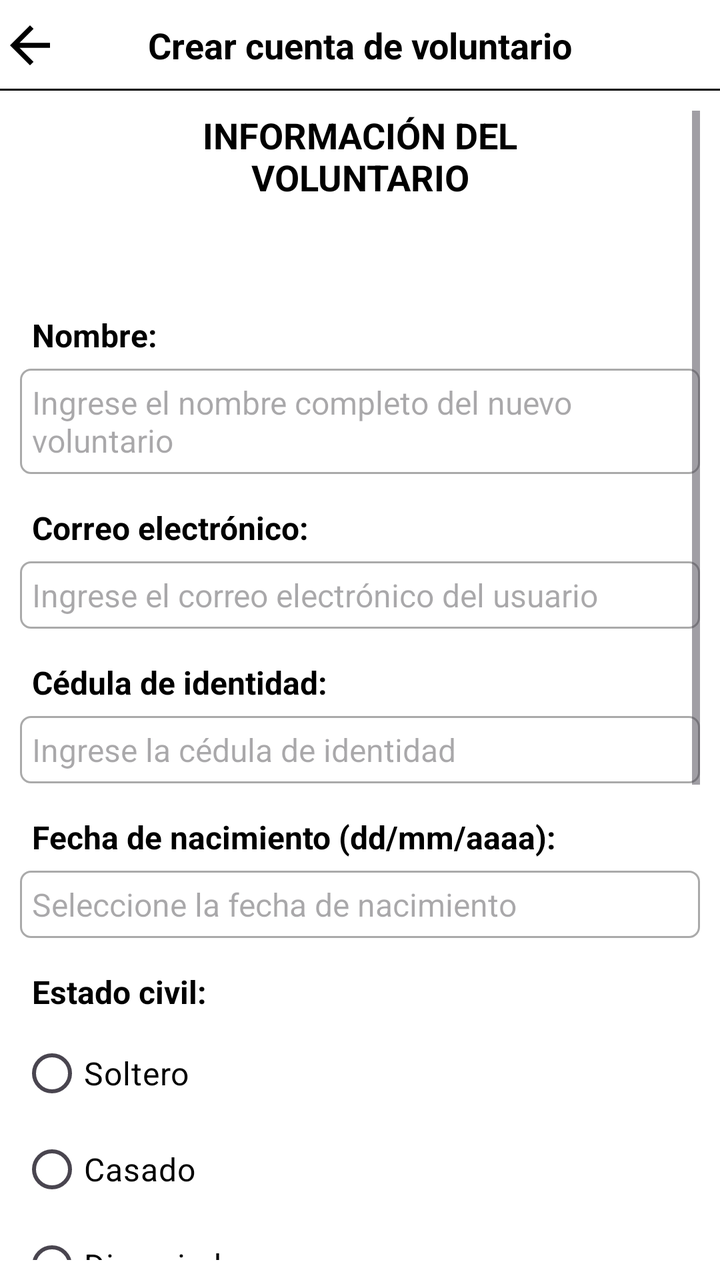
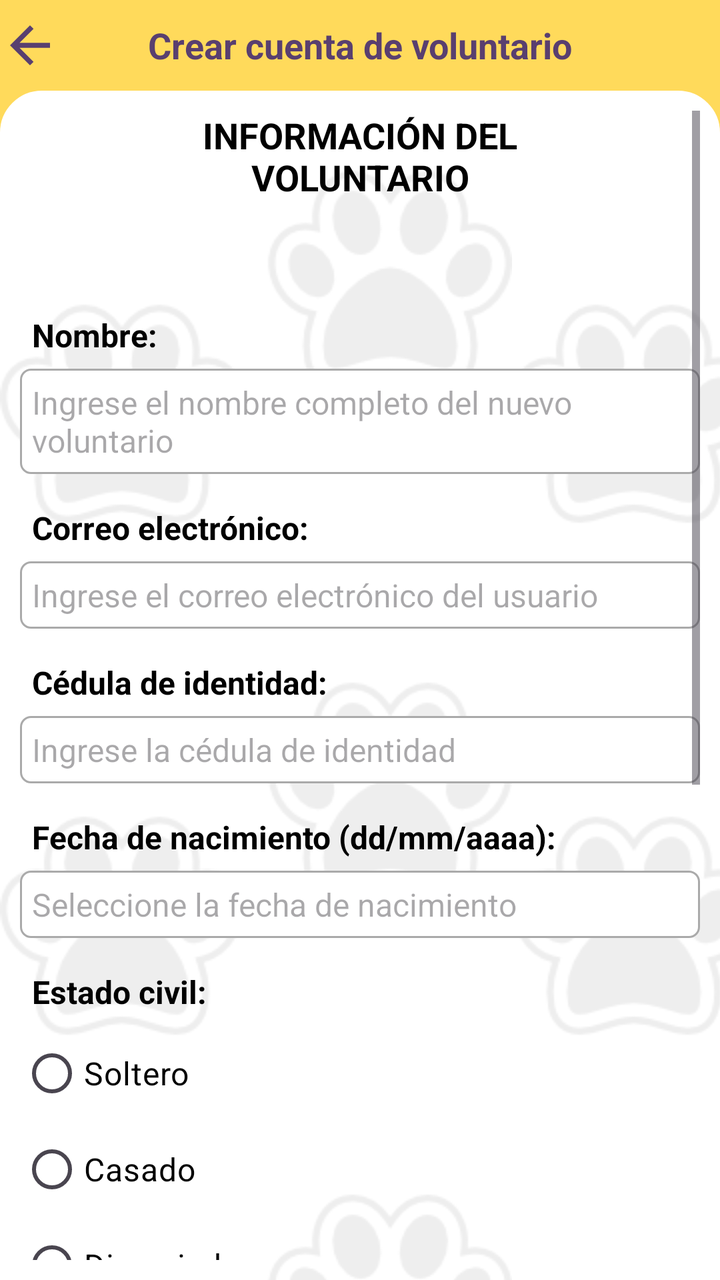

Screens rendered from an Android XML layout before and after an edit, with the pre-edit source and the edit as a unified diff.
<!-- AndroidManifest.xml: application theme Theme.TIC_PV -->
<!-- res/layout/activity_crear_voluntario.xml -->
<?xml version="1.0" encoding="utf-8"?>
<RelativeLayout xmlns:android="http://schemas.android.com/apk/res/android"
    xmlns:app="http://schemas.android.com/apk/res-auto"
    xmlns:tools="http://schemas.android.com/tools"
    android:id="@+id/main"
    android:layout_width="match_parent"
    android:layout_height="match_parent"
    android:background="@color/white"
    android:fitsSystemWindows="true"
    android:fillViewport="true"
    tools:context=".Vista.CrearVoluntarioActivity">

    <RelativeLayout
        android:layout_width="match_parent"
        android:layout_height="wrap_content"
        android:id="@+id/lYSuperiorCrearVoluntario"
        android:background="@color/white"
        android:orientation="horizontal">

        <ImageView
            android:layout_width="30dp"
            android:layout_height="30dp"
            android:id="@+id/iVRegresarCrearVoluntario"
            android:layout_centerVertical="true"
            android:foreground="?android:attr/selectableItemBackgroundBorderless"
            android:background="@drawable/ic_retroceder"
            android:clickable="true"
            android:backgroundTint="@color/black"/>

        <TextView
            android:layout_width="match_parent"
            android:layout_height="wrap_content"
            android:id="@+id/tVTituloCrearVoluntario"
            android:textSize="18sp"
            android:layout_centerVertical="true"
            android:textAlignment="center"
            android:textStyle="bold"
            android:textColor="@color/black"
            android:text="Crear cuenta de voluntario"/>

        <View
            android:id="@+id/viewTituloCrearCuenta"
            android:layout_width="match_parent"
            android:layout_height="1dp"
            android:layout_marginTop="20dp"
            android:layout_below="@+id/tVTituloCrearVoluntario"
            android:background="@color/black" />

    </RelativeLayout>

    <FrameLayout
        android:layout_width="match_parent"
        android:layout_height="match_parent"
        android:padding="10dp"
        android:layout_below="@id/lYSuperiorCrearVoluntario">

        <ScrollView
            android:layout_width="match_parent"
            android:layout_height="match_parent"
            android:id="@+id/scrollCrearVoluntario">

            <RelativeLayout
                android:layout_width="match_parent"
                android:layout_height="wrap_content">

                <TextView
                    android:id="@+id/tvEncabezadoCrearVoluntario"
                    android:layout_width="match_parent"
                    android:layout_height="wrap_content"
                    android:text="INFORMACIÓN DEL\nVOLUNTARIO"
                    android:textAlignment="center"
                    android:textColor="@color/black"
                    android:textAppearance="@style/TextAppearance.AppCompat.Medium"
                    android:textStyle="bold" />

                <TextView
                    android:id="@+id/tvNombreVoluntario"
                    android:layout_width="match_parent"
                    android:layout_height="wrap_content"
                    android:layout_below="@id/tvEncabezadoCrearVoluntario"
                    android:layout_marginTop="50dp"
                    android:padding="6dp"
                    android:text="Nombre:"
                    android:textColor="@color/black"
                    android:textStyle="bold"
                    android:textSize="16sp" />

                <EditText
                    android:id="@+id/etNombreVoluntario"
                    android:layout_width="match_parent"
                    android:layout_height="wrap_content"
                    android:layout_below="@id/tvNombreVoluntario"
                    android:ems="10"
                    android:hint="Ingrese el nombre completo del nuevo voluntario"
                    android:inputType="text|textPersonName"
                    android:padding="6dp"
                    android:textSize="16sp"
                    android:maxLength="50"
                    android:digits="abcdefghijklmnopqrstuvwxyzABCDEFGHIJKLMNOPQRSTUVWXYZáéíóúÁÉÍÓÚñÑ "
                    android:background="@drawable/border"/>

                <TextView
                    android:id="@+id/tvCorreoVoluntario"
                    android:layout_width="match_parent"
                    android:layout_height="wrap_content"
                    android:layout_below="@id/etNombreVoluntario"
                    android:layout_marginTop="10dp"
                    android:padding="6dp"
                    android:text="Correo electrónico:"
                    android:textColor="@color/black"
                    android:textStyle="bold"
                    android:textSize="16sp" />

                <EditText
                    android:id="@+id/etCorreoVoluntario"
                    android:layout_width="match_parent"
                    android:layout_height="wrap_content"
                    android:layout_below="@id/tvCorreoVoluntario"
                    android:background="@drawable/border"
                    android:ems="10"
                    android:hint="Ingrese el correo electrónico del usuario"
                    android:inputType="text|textWebEmailAddress"
                    android:padding="6dp"
                    android:textSize="16sp" />

                <TextView
                    android:id="@+id/tVErrorCorreoVoluntario"
                    android:layout_width="match_parent"
                    android:layout_height="wrap_content"
                    android:layout_below="@id/etCorreoVoluntario"
                    android:text="* Por favor, ingrese un correo válido"
                    android:textStyle="italic"
                    android:visibility="gone"
                    android:textColor="@android:color/holo_red_light"/>

                <TextView
                    android:id="@+id/tvCedulaVoluntario"
                    android:layout_width="match_parent"
                    android:layout_height="wrap_content"
                    android:layout_below="@id/tVErrorCorreoVoluntario"
                    android:layout_marginTop="10dp"
                    android:padding="6dp"
                    android:text="Cédula de identidad:"
                    android:textColor="@color/black"
                    android:textStyle="bold"
                    android:textSize="16sp" />

                <EditText
                    android:id="@+id/etCedulaVoluntario"
                    android:layout_width="match_parent"
                    android:layout_height="wrap_content"
                    android:layout_below="@id/tvCedulaVoluntario"
                    android:background="@drawable/border"
                    android:ems="10"
                    android:hint="Ingrese la cédula de identidad"
                    android:inputType="number"
                    android:padding="6dp"
                    android:maxLength="10"
                    android:textSize="16sp" />

                <TextView
                    android:id="@+id/tVErrorCedulaVoluntario"
                    android:layout_width="match_parent"
                    android:layout_height="wrap_content"
                    android:layout_below="@id/etCedulaVoluntario"
                    android:text="* Por favor, ingrese una cédula válida"
                    android:textStyle="italic"
                    android:visibility="gone"
                    android:textColor="@android:color/holo_red_light"/>

                <TextView
                    android:id="@+id/tvFechaNacVoluntario"
                    android:layout_width="match_parent"
                    android:layout_height="wrap_content"
                    android:layout_below="@id/tVErrorCedulaVoluntario"
                    android:layout_marginTop="10dp"
                    android:padding="6dp"
                    android:text="Fecha de nacimiento (dd/mm/aaaa):"
                    android:focusable="true"
                    android:focusableInTouchMode="true"
                    android:textColor="@color/black"
                    android:textStyle="bold"
                    android:textSize="16sp" />

                <EditText
                    android:id="@+id/etFechaNacVoluntario"
                    android:layout_width="match_parent"
                    android:layout_height="wrap_content"
                    android:layout_below="@id/tvFechaNacVoluntario"
                    android:background="@drawable/border"
                    android:ems="10"
                    android:hint="Seleccione la fecha de nacimiento"
                    android:inputType="datetime|date"
                    android:focusable="false"
                    android:padding="6dp"
                    android:textSize="16sp" />

                <TextView
                    android:id="@+id/tvEstadoCivVoluntario"
                    android:layout_width="match_parent"
                    android:layout_height="wrap_content"
                    android:layout_below="@id/etFechaNacVoluntario"
                    android:layout_marginTop="10dp"
                    android:padding="6dp"
                    android:text="Estado civil:"
                    android:focusable="true"
                    android:focusableInTouchMode="true"
                    android:textColor="@color/black"
                    android:textStyle="bold"
                    android:textSize="16sp" />

                <RadioGroup
                    android:id="@+id/rgEstCivOpsVoluntario"
                    android:layout_width="match_parent"
                    android:layout_height="wrap_content"
                    android:layout_below="@id/tvEstadoCivVoluntario"
                    android:orientation="vertical">

                    <RadioButton
                        android:id="@+id/rbOpcionSoltero"
                        android:layout_width="match_parent"
                        android:layout_height="wrap_content"
                        android:layout_weight="1"
                        android:text="Soltero"
                        android:textColor="@color/black"
                        android:textSize="16sp" />

                    <RadioButton
                        android:id="@+id/rbOpcionCasado"
                        android:layout_width="match_parent"
                        android:layout_height="wrap_content"
                        android:layout_weight="1"
                        android:text="Casado"
                        android:textColor="@color/black"
                        android:textSize="16sp" />

                    <RadioButton
                        android:id="@+id/rbOpcionDivorciado"
                        android:layout_width="match_parent"
                        android:layout_height="wrap_content"
                        android:layout_weight="1"
                        android:text="Divorciado"
                        android:textColor="@color/black"
                        android:textSize="16sp" />

                    <RadioButton
                        android:id="@+id/rbOpcionViudo"
                        android:layout_width="match_parent"
                        android:layout_height="wrap_content"
                        android:layout_weight="1"
                        android:text="Viudo"
                        android:textColor="@color/black"
                        android:textSize="16sp" />

                    <RadioButton
                        android:id="@+id/rbOpcionUnion"
                        android:layout_width="match_parent"
                        android:layout_height="wrap_content"
                        android:layout_weight="1"
                        android:text="Unión de hecho"
                        android:textColor="@color/black"
                        android:textSize="16sp" />
                </RadioGroup>

                <TextView
                    android:id="@+id/tvOcupacionVoluntario"
                    android:layout_width="match_parent"
                    android:layout_height="wrap_content"
                    android:layout_below="@id/rgEstCivOpsVoluntario"
                    android:layout_marginTop="10dp"
                    android:padding="6dp"
                    android:text="Profesión/ocupación:"
                    android:textColor="@color/black"
                    android:textStyle="bold"
                    android:textSize="16sp" />

                <EditText
                    android:id="@+id/etOcupacionVoluntario"
                    android:layout_width="match_parent"
                    android:layout_height="wrap_content"
                    android:layout_below="@id/tvOcupacionVoluntario"
                    android:background="@drawable/border"
                    android:ems="10"
                    android:hint="Ingrese la profesión/ocupación"
                    android:inputType="text"
                    android:padding="6dp"
                    android:textSize="16sp" />

                <TextView
                    android:id="@+id/tvTelefonoVoluntario"
                    android:layout_width="match_parent"
                    android:layout_height="wrap_content"
                    android:layout_below="@id/etOcupacionVoluntario"
                    android:layout_marginTop="10dp"
                    android:padding="6dp"
                    android:text="Número de teléfono/celular:"
                    android:textColor="@color/black"
                    android:textStyle="bold"
                    android:textSize="16sp" />

                <EditText
                    android:id="@+id/etTelefonoVoluntario"
                    android:layout_width="match_parent"
                    android:layout_height="wrap_content"
                    android:layout_below="@id/tvTelefonoVoluntario"
                    android:background="@drawable/border"
                    android:ems="10"
                    android:hint="Ingrese el número de teléfono"
                    android:inputType="number"
                    android:padding="6dp"
                    android:maxLength="10"
                    android:textSize="16sp" />

                <TextView
                    android:id="@+id/tVErrorTelefonoVoluntario"
                    android:layout_width="match_parent"
                    android:layout_height="wrap_content"
                    android:layout_below="@id/etTelefonoVoluntario"
                    android:text="* Por favor, ingrese un número de teléfono válido"
                    android:textStyle="italic"
                    android:visibility="gone"
                    android:textColor="@android:color/holo_red_light"/>

                <Button
                    android:id="@+id/btnGuardarVoluntario"
                    android:layout_width="wrap_content"
                    android:layout_height="wrap_content"
                    android:layout_below="@id/tVErrorTelefonoVoluntario"
                    android:layout_marginTop="30dp"
                    android:layout_marginBottom="50dp"
                    android:layout_centerHorizontal="true"
                    android:textStyle="bold"
                    android:text="GUARDAR" />

            </RelativeLayout>
        </ScrollView>

    </FrameLayout>

</RelativeLayout>
<!-- resources referenced by this layout -->
<resources>
  <color name="black">#FF000000</color>
  <color name="white">#FFFFFFFF</color>
  <!-- drawable border (drawable) -->
  <?xml version="1.0" encoding="utf-8"?>
  <shape xmlns:android="http://schemas.android.com/apk/res/android">
      
      <solid android:color="#FFFFFF"/>
  
      
      <stroke android:width="1dp" android:color="#AAAAAA"/>
  
      
      <corners android:radius="5dp"/>
  </shape>
  <!-- drawable ic_retroceder (drawable) -->
  <vector xmlns:android="http://schemas.android.com/apk/res/android" android:autoMirrored="true" android:height="24dp" android:tint="#FFFFFF" android:viewportHeight="24" android:viewportWidth="24" android:width="24dp">
        
      <path android:fillColor="@android:color/white" android:pathData="M20,11H7.83l5.59,-5.59L12,4l-8,8 8,8 1.41,-1.41L7.83,13H20v-2z"/>
      
  </vector>
  <style name="Theme.TIC_PV" parent="Base.Theme.TIC_PV" />
  <style name="Base.Theme.TIC_PV" parent="Theme.Material3.DayNight.NoActionBar">
          
          
  
  
  
  
  
  
  
  
      </style>
</resources>

<!-- the commit's change to res/layout/activity_crear_voluntario.xml (unified diff, before → after) -->
@@ -5,7 +5,7 @@
     android:id="@+id/main"
     android:layout_width="match_parent"
     android:layout_height="match_parent"
-    android:background="@color/white"
+    android:background="@color/yellow"
     android:fitsSystemWindows="true"
     android:fillViewport="true"
     tools:context=".Vista.CrearVoluntarioActivity">
@@ -14,7 +14,7 @@
         android:layout_width="match_parent"
         android:layout_height="wrap_content"
         android:id="@+id/lYSuperiorCrearVoluntario"
-        android:background="@color/white"
+        android:background="@color/yellow"
         android:orientation="horizontal">
 
         <ImageView
@@ -25,7 +25,7 @@
             android:foreground="?android:attr/selectableItemBackgroundBorderless"
             android:background="@drawable/ic_retroceder"
             android:clickable="true"
-            android:backgroundTint="@color/black"/>
+            android:backgroundTint="@color/lila"/>
 
         <TextView
             android:layout_width="match_parent"
@@ -35,7 +35,7 @@
             android:layout_centerVertical="true"
             android:textAlignment="center"
             android:textStyle="bold"
-            android:textColor="@color/black"
+            android:textColor="@color/lila"
             android:text="Crear cuenta de voluntario"/>
 
         <View
@@ -44,13 +44,14 @@
             android:layout_height="1dp"
             android:layout_marginTop="20dp"
             android:layout_below="@+id/tVTituloCrearVoluntario"
-            android:background="@color/black" />
+            android:background="@color/yellow" />
 
     </RelativeLayout>
 
     <FrameLayout
         android:layout_width="match_parent"
         android:layout_height="match_parent"
+        android:background="@drawable/bordes_fragment"
         android:padding="10dp"
         android:layout_below="@id/lYSuperiorCrearVoluntario">
 
<!-- resource entries referenced after the edit -->
@@ -1,7 +1,8 @@
 <!-- resources referenced by this layout -->
 <resources>
   <color name="black">#FF000000</color>
-  <color name="white">#FFFFFFFF</color>
+  <color name="lila">#593f6f</color>
+  <color name="yellow">#ffda5b</color>
   <!-- drawable border (drawable) -->
   <?xml version="1.0" encoding="utf-8"?>
   <shape xmlns:android="http://schemas.android.com/apk/res/android">
@@ -14,6 +15,37 @@
       
       <corners android:radius="5dp"/>
   </shape>
+  <!-- drawable bordes_fragment (drawable) -->
+  <?xml version="1.0" encoding="utf-8"?>
+  <layer-list xmlns:android="http://schemas.android.com/apk/res/android">
+  
+      
+      <item>
+          <shape android:shape="rectangle">
+              <solid android:color="#FFFFFF" />
+  
+              
+              <corners
+                  android:topLeftRadius="20dp"
+                  android:topRightRadius="20dp" />
+  
+              <stroke
+                  android:width="2dp"
+                  android:color="#FFFFFF" />
+          </shape>
+      </item>
+  
+      
+      <item>
+          <bitmap
+              android:src="@drawable/huellitas"
+              android:tileMode="repeat"
+              android:gravity="center"
+              android:tint="@android:color/darker_gray"
+              android:alpha="0.2"/> 
+      </item>
+  
+  </layer-list>
   <!-- drawable ic_retroceder (drawable) -->
   <vector xmlns:android="http://schemas.android.com/apk/res/android" android:autoMirrored="true" android:height="24dp" android:tint="#FFFFFF" android:viewportHeight="24" android:viewportWidth="24" android:width="24dp">
         
@@ -21,6 +53,7 @@
       
   </vector>
   <style name="Theme.TIC_PV" parent="Base.Theme.TIC_PV" />
+  <!-- drawable huellitas: png bitmap (drawable, 6949 bytes) -->
   <style name="Base.Theme.TIC_PV" parent="Theme.Material3.DayNight.NoActionBar">
           
           
